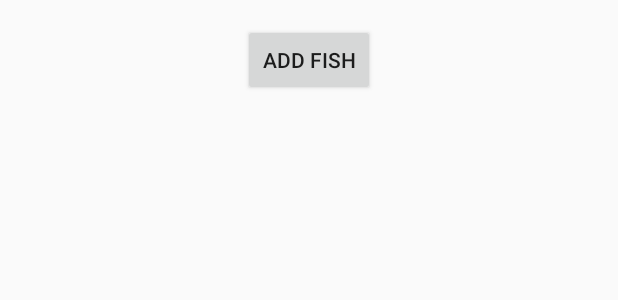
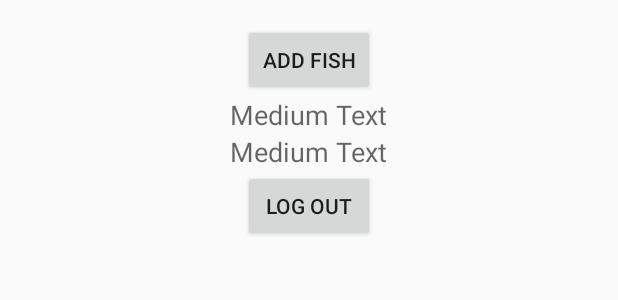
Before and after one commit to lhumphreys/CatchReport, an Android app: the layout content_main.xml on its own in the app's theme, with its tools: preview values and no code run, on a phone screen of 412 x 824 dp. Shown: the top 300 px of the screen. Run offline under Robolectric (Android 15) with nearby library versions, the phone set to English and light mode, and no system bars.

Commit message:
Added user database and edited main activity to allow login

```diff
--- a/app/src/main/res/layout/content_main.xml
+++ b/app/src/main/res/layout/content_main.xml
@@ -17,4 +17,29 @@
         android:text="Add Fish"
         android:id="@+id/addFishButton"
         android:layout_gravity="center_horizontal" />
+
+    <TextView
+        android:layout_width="wrap_content"
+        android:layout_height="wrap_content"
+        android:textAppearance="?android:attr/textAppearanceMedium"
+        android:text="Medium Text"
+        android:id="@+id/textView6"
+        android:layout_gravity="center_horizontal" />
+
+    <TextView
+        android:layout_width="wrap_content"
+        android:layout_height="wrap_content"
+        android:textAppearance="?android:attr/textAppearanceMedium"
+        android:text="Medium Text"
+        android:id="@+id/textView7"
+        android:layout_gravity="center_horizontal" />
+
+    <Button
+        android:layout_width="wrap_content"
+        android:layout_height="wrap_content"
+        android:text="Log Out"
+        android:id="@+id/logoutbutton"
+        android:layout_gravity="center_horizontal" />
+
+
 </LinearLayout>
```
Also changed, not shown: app/src/main/java/com/app/fish/catchreport/MainActivity.java (+39 -2 lines), app/src/main/assets/Users.db (added), 1 other file.
